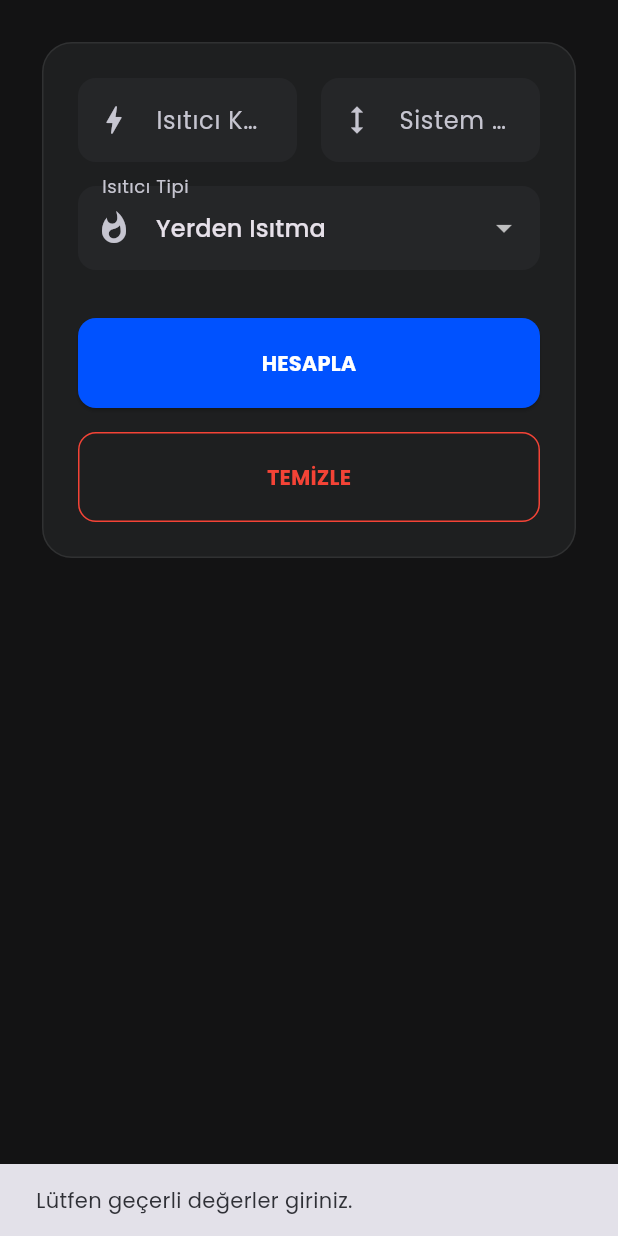
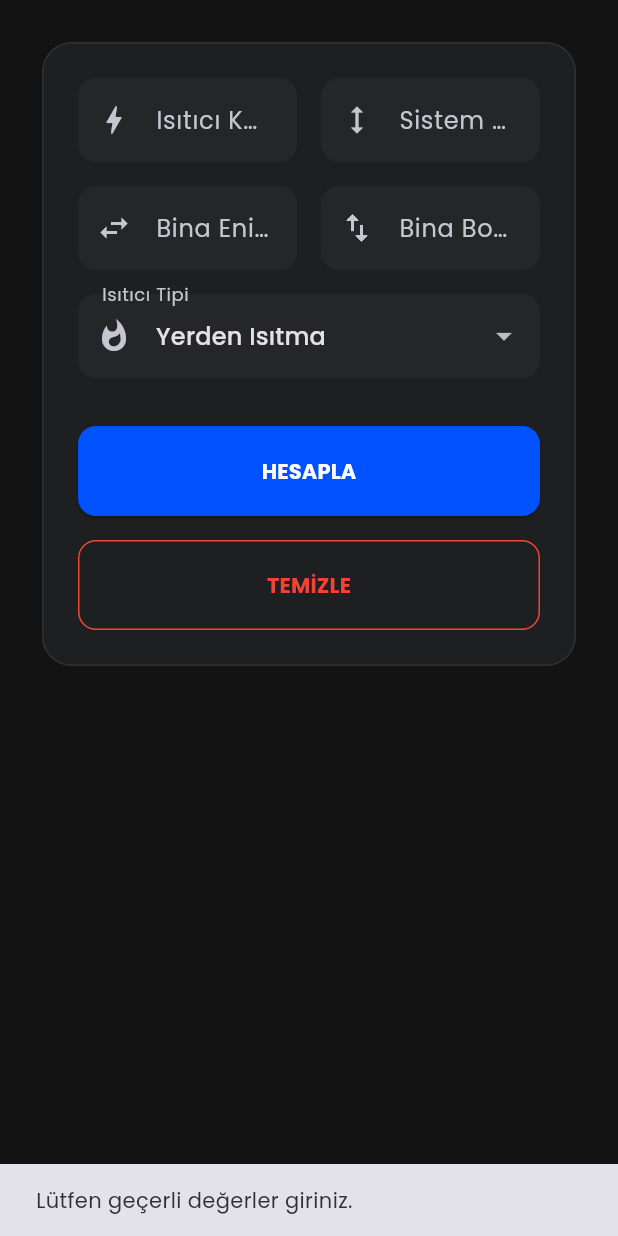
Before and after one commit to beratsoyler/pomeka_v133, a Flutter app: the TankTab widget shown alone on an empty page, opened directly, after a tap on "HESAPLA", on a phone screen of 412 x 824 dp. Run offline on Flutter 3.47's test engine with Material 3 defaults, Android fonts, the phone set to English and light mode, and no system bars; our stand-ins replace fl_chart, google_fonts, pdf, printing, shared_preferences; accounts and stored records are empty.

Commit message:
Add pump and expansion tank calculator

```diff
--- a/lib/localization/app_locale.dart
+++ b/lib/localization/app_locale.dart
@@ -5,7 +5,7 @@ class AppLocale {
     'TR': {
       'hydrofor': 'HİDROFOR TESİSATI',
       'boiler': 'KAZAN TESİSATI HESABI',
-      'tank': 'GENLEŞME TANKI',
+      'tank': 'POMPA VE GENLEŞME TANKI',
       'converter': 'BİRİM DÖNÜŞTÜRÜCÜ',
       'calculate': 'HESAPLA',
       'clean': 'TEMİZLE',
@@ -32,6 +32,8 @@ class AppLocale {
       'tank_recommended': 'Önerilen Standart Tank',
       'heat_cap': 'Isıtıcı Kapasitesi (kW)',
       'sys_h': 'Sistem Yüksekliği (m)',
+      'building_width': 'Bina Eni (m)',
+      'building_length': 'Bina Boyu (m)',
       'temp_f': 'Gidiş Sıcaklığı (°C)',
       'temp_r': 'Dönüş Sıcaklığı (°C)',
       'heat_type': 'Isıtıcı Tipi',
@@ -39,6 +41,7 @@ class AppLocale {
       'res_static': 'Statik Basınç',
       'res_pregas': 'Ön Gaz Basıncı',
       'res_safety': 'Emniyet Ventili',
+      'res_opening': 'Açma Basıncı',
       'res_exp_vol': 'Genleşen Hacim',
       'res_reserve_vol': 'Rezerv Hacim',
       'res_max_pressure': 'Maksimum İşletme Basıncı',
@@ -53,6 +56,7 @@ class AppLocale {
       'err_tank_invalid_pressure':
           'Sistem yüksekliği çok fazla / basınç aralığı geçersiz.',
       'err_tank_invalid_result': 'Hesap geçersiz. Girdileri kontrol edin.',
+      'err_tank_height': 'Sistem yüksekliği 45m ve üzeri. KONTROL ET.',
       'err_boiler_500':
           'Çift Serpantin 500L altı olamaz. Lütfen Tek Serpantin seçiniz.',
       't_konut': 'Toplu Konutlar',
@@ -125,7 +129,7 @@ class AppLocale {
     'EN': {
       'hydrofor': 'BOOSTER SYSTEM',
       'boiler': 'BOILER INSTALLATION',
-      'tank': 'EXPANSION TANK',
+      'tank': 'PUMP & EXPANSION TANK',
       'converter': 'UNIT CONVERTER',
       'calculate': 'CALCULATE',
       'clean': 'CLEAR',
@@ -146,6 +150,8 @@ class AppLocale {
       'coil': 'Coil Type',
       'heat_cap': 'Heating Capacity (kW)',
       'sys_h': 'System Height (m)',
+      'building_width': 'Building Width (m)',
+      'building_length': 'Building Length (m)',
       'temp_f': 'Flow Temp (°C)',
       'temp_r': 'Return Temp (°C)',
       'heat_type': 'Heater Type',
@@ -153,6 +159,7 @@ class AppLocale {
       'res_static': 'Static Pressure',
       'res_pregas': 'Pre-Gas Pressure',
       'res_safety': 'Safety Valve',
+      'res_opening': 'Opening Pressure',
       'res_exp_vol': 'Expansion Vol',
       'res_reserve_vol': 'Reserve Volume',
       'res_max_pressure': 'Max Operating Pressure',
@@ -167,6 +174,7 @@ class AppLocale {
       'err_tank_invalid_pressure':
           'System height is too high / pressure range is invalid.',
       'err_tank_invalid_result': 'Calculation is invalid. Check inputs.',
+      'err_tank_height': 'System height is 45m or higher. Check it.',
       'err_boiler_500':
           'Double Coil cannot be under 500L. Please select Single Coil.',
       'res_flow': 'Flow (Q)',
@@ -245,7 +253,7 @@ class AppLocale {
     'DE': {
       'hydrofor': 'DRUCKERHÖHUNG',
       'boiler': 'KESSELINSTALLATION',
-      'tank': 'EXPANSIONSGEFÄSS',
+      'tank': 'PUMPE & EXPANSIONSGEFÄSS',
       'converter': 'EINHEITENWANDLER',
       'calculate': 'BERECHNEN',
       'clean': 'LÖSCHEN',
@@ -272,6 +280,8 @@ class AppLocale {
       'tank_recommended': 'Empfohlener Standardtank',
       'heat_cap': 'Heizleistung (kW)',
       'sys_h': 'Systemhöhe (m)',
+      'building_width': 'Gebäudebreite (m)',
+      'building_length': 'Gebäudelänge (m)',
       'temp_f': 'Vorlauf (°C)',
       'temp_r': 'Rücklauf (°C)',
       'heat_type': 'Heizungstyp',
@@ -279,6 +289,7 @@ class AppLocale {
       'res_static': 'Statischer Druck',
       'res_pregas': 'Vordruck',
       'res_safety': 'Sicherheitsventil',
+      'res_opening': 'Öffnungsdruck',
       'res_exp_vol': 'Expansionsvolumen',
       'res_reserve_vol': 'Reservevolumen',
       'res_max_pressure': 'Max. Betriebsdruck',
@@ -293,6 +304,7 @@ class AppLocale {
       'err_tank_invalid_pressure':
           'Systemhöhe zu hoch / Druckbereich ungültig.',
       'err_tank_invalid_result': 'Berechnung ungültig. Eingaben prüfen.',
+      'err_tank_height': 'Systemhöhe ist 45 m oder höher. Bitte prüfen.',
       'err_boiler_500': 'Doppelspule darf nicht unter 500L sein.',
       't_konut': 'Sozialwohnungen',
       'l_konut': 'Luxuswohnungen',
@@ -364,7 +376,7 @@ class AppLocale {
     'FR': {
       'hydrofor': 'SURPRESSION',
       'boiler': 'INSTALLATION DE CHAUDIÈRE',
-      'tank': 'VASE D\'EXPANSION',
+      'tank': 'POMPE & VASE D\'EXPANSION',
       'converter': 'CONVERTISSEUR',
       'calculate': 'CALCULER',
       'clean': 'EFFACER',
@@ -391,6 +403,8 @@ class AppLocale {
       'tank_recommended': 'Vase standard recommandé',
       'heat_cap': 'Puissance (kW)',
       'sys_h': 'Hauteur Système (m)',
+      'building_width': 'Largeur du bâtiment (m)',
+      'building_length': 'Longueur du bâtiment (m)',
       'temp_f': 'Temp. Départ (°C)',
       'temp_r': 'Temp. Retour (°C)',
       'heat_type': 'Type Chauffage',
@@ -398,6 +412,7 @@ class AppLocale {
       'res_static': 'Pression Statique',
       'res_pregas': 'Pression Pré-gonflage',
       'res_safety': 'Soupape de Sécurité',
+      'res_opening': 'Pression d\'ouverture',
       'res_exp_vol': 'Volume Expansion',
       'res_reserve_vol': 'Volume de réserve',
       'res_max_pressure': 'Pression max. de service',
@@ -412,6 +427,8 @@ class AppLocale {
       'err_tank_invalid_pressure':
           'Hauteur du système trop élevée / plage de pression invalide.',
       'err_tank_invalid_result': 'Calcul invalide. Vérifiez les entrées.',
+      'err_tank_height':
+          'La hauteur du système est de 45 m ou plus. Vérifiez.',
       'err_boiler_500':
           'Le double serpentin ne peut pas être inférieur à 500L.',
       't_konut': 'Logements Sociaux',
--- a/lib/screens/calculators.dart
+++ b/lib/screens/calculators.dart
@@ -11,7 +11,7 @@ import 'package:shared_preferences/shared_preferences.dart';
 
 import '../kazan_tesisat_calculator.dart';
 import '../localization/app_locale.dart';
-import '../services/expansion_tank_calculator.dart';
+import '../services/pump_expansion_calculator.dart';
 
 // ---------------------------------------------------------------------------
 // 1. PDF SERVICE
@@ -1511,24 +1511,30 @@ class TankTab extends StatefulWidget {
 
 class _TankTabState extends State<TankTab> {
   late TextEditingController _kwCtrl;
-  late TextEditingController _hCtrl;
-  final ExpansionTankCalculator _calculator = ExpansionTankCalculator();
-  HeaterTypeOption? _heaterType;
-  ExpansionTankResult? _result;
+  late TextEditingController _widthCtrl;
+  late TextEditingController _lengthCtrl;
+  late TextEditingController _heightCtrl;
+  final PumpExpansionCalculator _calculator = PumpExpansionCalculator();
+  PumpExpansionHeatingType? _heatingType;
+  PumpExpansionResult? _result;
 
   @override
   void initState() {
     super.initState();
     _kwCtrl = TextEditingController(text: widget.q);
-    _hCtrl = TextEditingController(text: widget.h ?? '');
-    _heaterType = ExpansionTankCalculator.heaterTypes.first;
+    _widthCtrl = TextEditingController();
+    _lengthCtrl = TextEditingController();
+    _heightCtrl = TextEditingController(text: widget.h ?? '');
+    _heatingType = PumpExpansionCalculator.heatingTypes.first;
   }
 
   void _clear() {
     setState(() {
       _kwCtrl.clear();
-      _hCtrl.clear();
-      _heaterType = ExpansionTankCalculator.heaterTypes.first;
+      _widthCtrl.clear();
+      _lengthCtrl.clear();
+      _heightCtrl.clear();
+      _heatingType = PumpExpansionCalculator.heatingTypes.first;
       _result = null;
     });
   }
@@ -1548,10 +1554,16 @@ class _TankTabState extends State<TankTab> {
 
   void _calc() async {
     final kw = _parseDouble(_kwCtrl.text);
-    final h = _parseDouble(_hCtrl.text);
-    final heaterType = _heaterType;
-
-    if (kw.isNaN || h.isNaN || heaterType == null) {
+    final width = _parseDouble(_widthCtrl.text);
+    final length = _parseDouble(_lengthCtrl.text);
+    final height = _parseDouble(_heightCtrl.text);
+    final heatingType = _heatingType;
+
+    if (kw.isNaN ||
+        width.isNaN ||
+        length.isNaN ||
+        height.isNaN ||
+        heatingType == null) {
       _showError(AppLocale.t('err_tank_invalid_input'));
       return;
     }
@@ -1559,33 +1571,37 @@ class _TankTabState extends State<TankTab> {
     try {
       final result = _calculator.calculate(
         capacityKw: kw,
-        systemHeightM: h,
-        heaterType: heaterType,
+        buildingWidthM: width,
+        buildingLengthM: length,
+        systemHeightM: height,
+        heatingType: heatingType,
       );
       setState(() => _result = result);
 
       final prefs = await SharedPreferences.getInstance();
       final hist = prefs.getStringList('calculation_history') ?? [];
-      final recommendedText =
-          '${result.recommendedVolume.toStringAsFixed(0)} L';
+      final volumeText = '${result.tankVolumeLiter.toStringAsFixed(0)} L';
       hist.add(jsonEncode({
         'type': AppLocale.t('tank'),
-        'res': recommendedText,
+        'res': volumeText,
         'time': DateTime.now().toString(),
         'inputs':
-            'kW: $kw, H: $h m, ${AppLocale.t('heat_type')}: ${AppLocale.t(heaterType.labelKey)}'
+            'kW: $kw, W: $width m, L: $length m, H: $height m, ${AppLocale.t('heat_type')}: ${AppLocale.t(heatingType.labelKey)}'
       }));
       await prefs.setStringList('calculation_history', hist);
-    } on ExpansionTankCalculationException catch (e) {
+    } on PumpExpansionCalculationException catch (e) {
       setState(() => _result = null);
       switch (e.error) {
-        case ExpansionTankCalculationError.invalidInput:
+        case PumpExpansionCalculationError.invalidInput:
           _showError(AppLocale.t('err_tank_invalid_input'));
           break;
-        case ExpansionTankCalculationError.invalidPressureRange:
+        case PumpExpansionCalculationError.heightTooHigh:
+          _showError(AppLocale.t('err_tank_height'));
+          break;
+        case PumpExpansionCalculationError.invalidPressureRange:
           _showError(AppLocale.t('err_tank_invalid_pressure'));
           break;
-        case ExpansionTankCalculationError.invalidResult:
+        case PumpExpansionCalculationError.invalidResult:
           _showError(AppLocale.t('err_tank_invalid_result'));
           break;
       }
@@ -1612,25 +1628,45 @@ class _TankTabState extends State<TankTab> {
                     const SizedBox(width: 16),
                     Expanded(
                         child: TextField(
-                            controller: _hCtrl,
+                            controller: _heightCtrl,
                             keyboardType: TextInputType.number,
                             decoration: InputDecoration(
                                 labelText: AppLocale.t('sys_h'),
                                 prefixIcon: const Icon(Icons.height)))),
                   ]),
                   const SizedBox(height: 16),
+                  Row(children: [
+                    Expanded(
+                        child: TextField(
+                            controller: _widthCtrl,
+                            keyboardType: TextInputType.number,
+                            decoration: InputDecoration(
+                                labelText: AppLocale.t('building_width'),
+                                prefixIcon:
+                                    const Icon(Icons.swap_horiz_outlined)))),
+                    const SizedBox(width: 16),
+                    Expanded(
+                        child: TextField(
+                            controller: _lengthCtrl,
+                            keyboardType: TextInputType.number,
+                            decoration: InputDecoration(
+                                labelText: AppLocale.t('building_length'),
+                                prefixIcon:
+                                    const Icon(Icons.swap_vert_outlined)))),
+                  ]),
+                  const SizedBox(height: 16),
                   DropdownButtonFormField<double>(
-                    initialValue: _heaterType?.coefficient,
+                    initialValue: _heatingType?.volumeCoefficient,
                     decoration: InputDecoration(
                         labelText: AppLocale.t('heat_type'),
                         prefixIcon: const Icon(Icons.whatshot)),
                     onChanged: (value) => setState(() {
-                      _heaterType = ExpansionTankCalculator.heaterTypes
-                          .firstWhere((type) => type.coefficient == value);
+                      _heatingType = PumpExpansionCalculator.heatingTypes
+                          .firstWhere((type) => type.volumeCoefficient == value);
                     }),
-                    items: ExpansionTankCalculator.heaterTypes
+                    items: PumpExpansionCalculator.heatingTypes
                         .map((type) => DropdownMenuItem(
-                            value: type.coefficient,
+                            value: type.volumeCoefficient,
                             child: Text(AppLocale.t(type.labelKey))))
                         .toList(),
                   ),
@@ -1666,35 +1702,30 @@ class _TankTabState extends State<TankTab> {
                   borderRadius: BorderRadius.circular(20)),
               child: Column(children: [
                 _resRow(
-                    AppLocale.t('tank_required'),
-                    '${_result!.requiredVolume.toStringAsFixed(1)} L',
+                    AppLocale.t('res_flow'),
+                    '${_result!.flowM3PerHour.toStringAsFixed(2)} ${AppLocale.t('flow_unit')}',
                     isMain: true),
                 _resRow(
-                    AppLocale.t('tank_recommended'),
-                    '${_result!.recommendedVolume.toStringAsFixed(0)} L',
+                    AppLocale.t('res_press'),
+                    '${_result!.headMeter.toStringAsFixed(2)} ${AppLocale.t('press_unit')}',
+                    isMain: true),
+                _resRow(
+                    AppLocale.t('tank_vol'),
+                    '${_result!.tankVolumeLiter.toStringAsFixed(0)} L',
                     isMain: true),
                 const Divider(),
                 ExpansionTile(
                   title: Text(AppLocale.t('details')),
                   children: [
                     _resRow(
-                        AppLocale.t('res_water_vol'),
-                        '${_result!.systemVolume.toStringAsFixed(1)} L'),
-                    _resRow(
-                        AppLocale.t('res_exp_vol'),
-                        '${_result!.expansionVolume.toStringAsFixed(1)} L'),
-                    _resRow(
-                        AppLocale.t('res_reserve_vol'),
-                        '${_result!.reserveVolume.toStringAsFixed(1)} L'),
+                        AppLocale.t('res_opening'),
+                        '${_result!.openingPressureBar.toStringAsFixed(1)} ${AppLocale.t('bar_unit')}'),
                     _resRow(
                         AppLocale.t('res_safety'),
-                        '${_result!.safetyValvePressure.toStringAsFixed(1)} ${AppLocale.t('bar_unit')}'),
-                    _resRow(
-                        AppLocale.t('res_max_pressure'),
-                        '${_result!.maxOperatingPressure.toStringAsFixed(1)} ${AppLocale.t('bar_unit')}'),
+                        '${_result!.safetyPressureBar.toStringAsFixed(1)} ${AppLocale.t('bar_unit')}'),
                     _resRow(
                         AppLocale.t('res_static'),
-                        '${_result!.staticPressure.toStringAsFixed(1)} ${AppLocale.t('bar_unit')}'),
+                        '${_result!.staticPressureBar.toStringAsFixed(1)} ${AppLocale.t('bar_unit')}'),
                     const SizedBox(height: 8),
                   ],
                 ),
@@ -1706,14 +1737,21 @@ class _TankTabState extends State<TankTab> {
                         title: AppLocale.t('tank'),
                         data: {
                           AppLocale.t('heat_cap'): _kwCtrl.text,
+                          AppLocale.t('building_width'): _widthCtrl.text,
+                          AppLocale.t('building_length'): _lengthCtrl.text,
+                          AppLocale.t('sys_h'): _heightCtrl.text,
+                          AppLocale.t('res_flow'):
+                              '${_result!.flowM3PerHour.toStringAsFixed(2)} ${AppLocale.t('flow_unit')}',
+                          AppLocale.t('res_press'):
+                              '${_result!.headMeter.toStringAsFixed(2)} ${AppLocale.t('press_unit')}',
+                          AppLocale.t('tank_vol'):
+                              '${_result!.tankVolumeLiter.toStringAsFixed(0)} L',
+                          AppLocale.t('res_opening'):
+                              '${_result!.openingPressureBar.toStringAsFixed(1)} ${AppLocale.t('bar_unit')}',
+                          AppLocale.t('res_safety'):
+                              '${_result!.safetyPressureBar.toStringAsFixed(1)} ${AppLocale.t('bar_unit')}',
                           AppLocale.t('res_static'):
-                              '${_result!.staticPressure.toStringAsFixed(1)} ${AppLocale.t('bar_unit')}',
-                          AppLocale.t('res_safety'):
-                              '${_result!.safetyValvePressure.toStringAsFixed(1)} ${AppLocale.t('bar_unit')}',
-                          AppLocale.t('tank_required'):
-                              '${_result!.requiredVolume.toStringAsFixed(1)} L',
-                          AppLocale.t('tank_recommended'):
-                              '${_result!.recommendedVolume.toStringAsFixed(0)} L'
+                              '${_result!.staticPressureBar.toStringAsFixed(1)} ${AppLocale.t('bar_unit')}',
                         }))
               ]))
       ]),
--- /dev/null
+++ b/lib/services/pump_expansion_calculator.dart
@@ -0,0 +1,149 @@
+class PumpExpansionHeatingType {
+  final String labelKey;
+  final double deltaT;
+  final double headFactor;
+  final double volumeCoefficient;
+
+  const PumpExpansionHeatingType({
+    required this.labelKey,
+    required this.deltaT,
+    required this.headFactor,
+    required this.volumeCoefficient,
+  });
+}
+
+enum PumpExpansionCalculationError {
+  invalidInput,
+  heightTooHigh,
+  invalidPressureRange,
+  invalidResult,
+}
+
+class PumpExpansionCalculationException implements Exception {
+  final PumpExpansionCalculationError error;
+
+  const PumpExpansionCalculationException(this.error);
+}
+
+class PumpExpansionResult {
+  final double flowM3PerHour;
+  final double headMeter;
+  final double tankVolumeLiter;
+  final double openingPressureBar;
+  final double safetyPressureBar;
+  final double staticPressureBar;
+
+  const PumpExpansionResult({
+    required this.flowM3PerHour,
+    required this.headMeter,
+    required this.tankVolumeLiter,
+    required this.openingPressureBar,
+    required this.safetyPressureBar,
+    required this.staticPressureBar,
+  });
+}
+
+class PumpExpansionCalculator {
+  static const List<PumpExpansionHeatingType> heatingTypes = [
+    PumpExpansionHeatingType(
+      labelKey: 'h_floor',
+      deltaT: 10,
+      headFactor: 0.09,
+      volumeCoefficient: 19.8,
+    ),
+    PumpExpansionHeatingType(
+      labelKey: 'h_panel',
+      deltaT: 20,
+      headFactor: 0.04,
+      volumeCoefficient: 9.4,
+    ),
+    PumpExpansionHeatingType(
+      labelKey: 'h_steel',
+      deltaT: 20,
+      headFactor: 0.04,
+      volumeCoefficient: 16.0,
+    ),
+    PumpExpansionHeatingType(
+      labelKey: 'h_cast',
+      deltaT: 20,
+      headFactor: 0.04,
+      volumeCoefficient: 12.0,
+    ),
+  ];
+
+  PumpExpansionResult calculate({
+    required double capacityKw,
+    required double buildingWidthM,
+    required double buildingLengthM,
+    required double systemHeightM,
+    required PumpExpansionHeatingType heatingType,
+  }) {
+    if (capacityKw <= 0 ||
+        buildingWidthM <= 0 ||
+        buildingLengthM <= 0 ||
+        systemHeightM <= 0) {
+      throw const PumpExpansionCalculationException(
+          PumpExpansionCalculationError.invalidInput);
+    }
+
+    if (systemHeightM >= 45) {
+      throw const PumpExpansionCalculationException(
+          PumpExpansionCalculationError.heightTooHigh);
+    }
+
+    final loadKcalPerHour = capacityKw * 860;
+    final flowM3PerHour = loadKcalPerHour / (1000 * heatingType.deltaT);
+    final headMeter =
+        (buildingWidthM + buildingLengthM + systemHeightM) *
+            heatingType.headFactor;
+
+    final systemVolumeLiter = capacityKw * heatingType.volumeCoefficient;
+    final expansionVolume = systemVolumeLiter * 0.0355;
+    final reserveVolume = systemVolumeLiter * 0.005;
+
+    final staticPressureBar = systemHeightM / 10;
+    final openingPressureBar = _openingPressure(systemHeightM);
+    final safetyPressureBar = openingPressureBar - 0.5;
+    final pressureDelta = safetyPressureBar - staticPressureBar;
+
+    if (pressureDelta <= 0) {
+      throw const PumpExpansionCalculationException(
+          PumpExpansionCalculationError.invalidPressureRange);
+    }
+
+    final tankVolumeLiter =
+        (expansionVolume + reserveVolume) * (safetyPressureBar + 1) /
+            pressureDelta;
+
+    if (tankVolumeLiter <= 0 || !tankVolumeLiter.isFinite) {
+      throw const PumpExpansionCalculationException(
+          PumpExpansionCalculationError.invalidResult);
+    }
+
+    return PumpExpansionResult(
+      flowM3PerHour: flowM3PerHour,
+      headMeter: headMeter,
+      tankVolumeLiter: tankVolumeLiter,
+      openingPressureBar: openingPressureBar,
+      safetyPressureBar: safetyPressureBar,
+      staticPressureBar: staticPressureBar,
+    );
+  }
+
+  double _openingPressure(double systemHeightM) {
+    if (systemHeightM < 15) {
+      return 2.5;
+    }
+    if (systemHeightM < 25) {
+      return 3.5;
+    }
+    if (systemHeightM < 35) {
+      return 4.5;
+    }
+    if (systemHeightM < 45) {
+      return 5.5;
+    }
+    throw const PumpExpansionCalculationException(
+        PumpExpansionCalculationError.heightTooHigh);
+  }
+}
```
